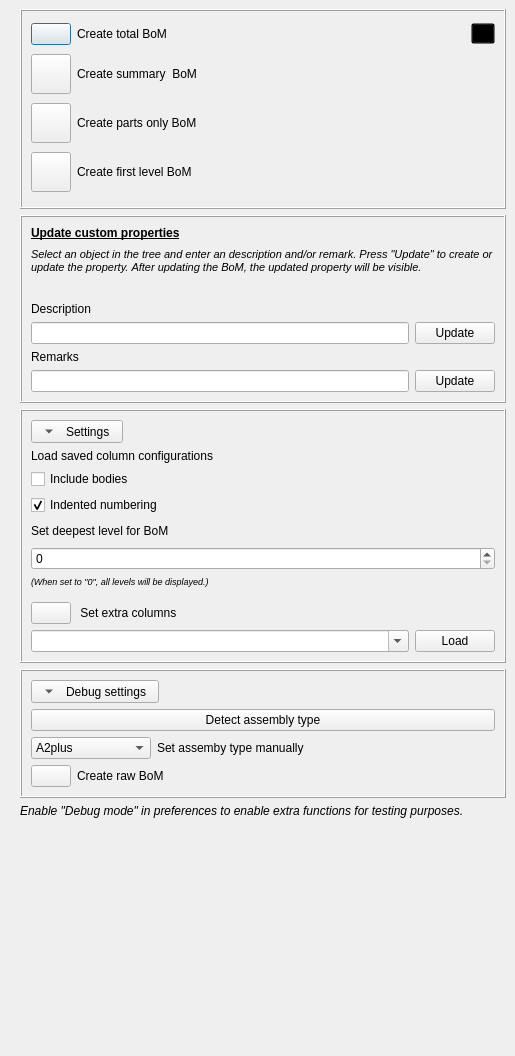
First picture: the form in Resources/UI/BoM_Panel.ui, repository APEbbers/BillOfMaterials-WB, before the edit.
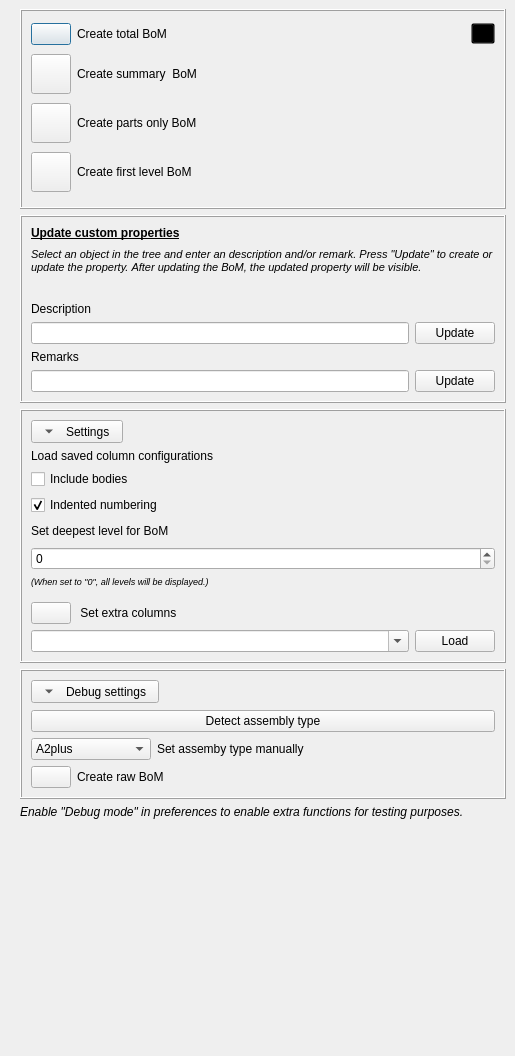
Second picture: the form after the edit. Icons and pictures are not drawn.

Commit message: Added load button to panel - 4

```diff
--- a/Resources/UI/BoM_Panel.ui
+++ b/Resources/UI/BoM_Panel.ui
@@ -724,7 +724,26 @@
           </layout>
          </item>
          <item row="1" column="0">
-          <layout class="QGridLayout" name="DebugFrame">
+          <widget class="QFrame" name="DebugFrame">
+           <property name="frameShape">
+            <enum>QFrame::Shape::NoFrame</enum>
+           </property>
+           <property name="frameShadow">
+            <enum>QFrame::Shadow::Plain</enum>
+           </property>
+           <layout class="QGridLayout" name="gridLayout_22">
+            <property name="leftMargin">
+             <number>0</number>
+            </property>
+            <property name="topMargin">
+             <number>1</number>
+            </property>
+            <property name="rightMargin">
+             <number>0</number>
+            </property>
+            <property name="bottomMargin">
+             <number>0</number>
+            </property>
            <item row="0" column="0">
             <widget class="QPushButton" name="DetectAssemblyType">
              <property name="sizePolicy">
@@ -896,6 +915,7 @@
             </layout>
            </item>
           </layout>
+          </widget>
          </item>
         </layout>
        </widget>
```
Left out of the diff: 16 changed lines with no effect on the pictures. Lines whose indentation alone changed are shown as unchanged. The commit also changes 1 other file.
